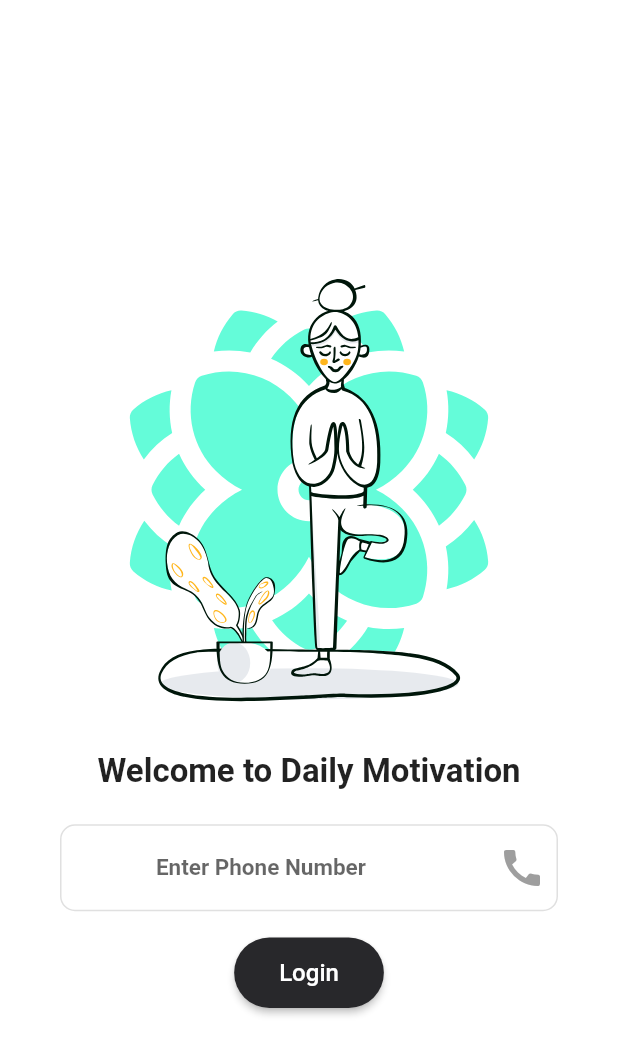
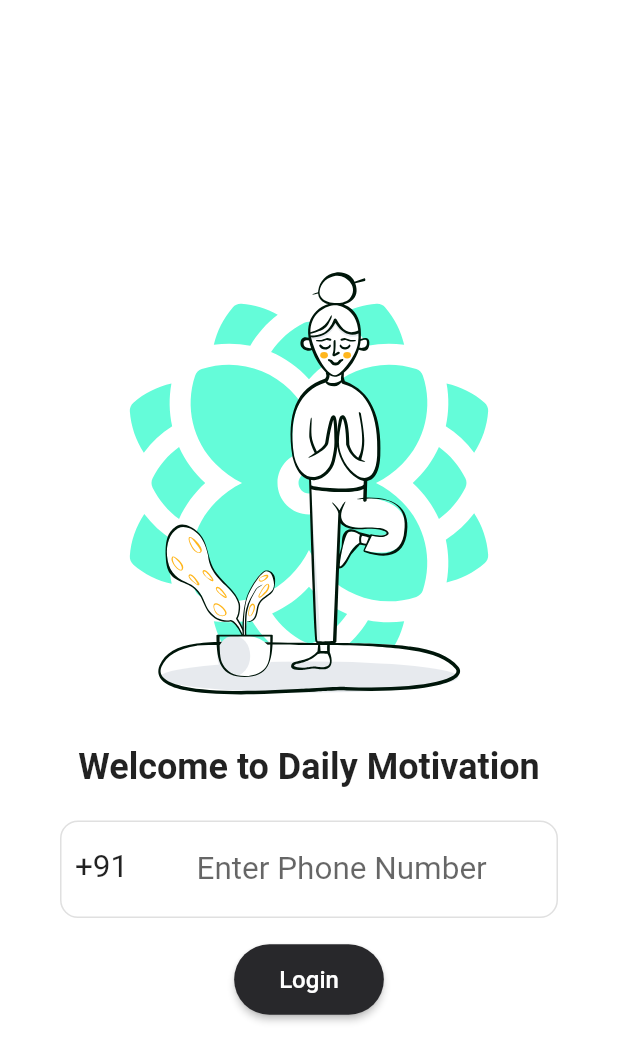
Before and after one commit to motivado-app/app, a Flutter app: the screen it shows after launch, on a phone screen of 412 x 824 dp. Shown: the top 1062 px of the screen. Run offline on Flutter 3.47's test engine with Material 2 defaults, Android fonts, the phone set to English and light mode, and no system bars; our stand-ins replace firebase_auth, firebase_core, flutter_svg, otp_text_field; accounts and stored records are empty.

Commit message:
login UI made more comfortable

```diff
--- a/lib/screens/login_screen.dart
+++ b/lib/screens/login_screen.dart
@@ -101,7 +101,7 @@ class _LoginScreenState extends State<LoginScreen> {
                           child: const Text(
                             'Welcome to Daily Motivation',
                             style: TextStyle(
-                              fontSize: 22,
+                              fontSize: 24,
                               fontWeight: FontWeight.bold,
                             ),
                           ),
@@ -112,38 +112,40 @@ class _LoginScreenState extends State<LoginScreen> {
                             vertical: 2,
                           ),
                           child: TextField(
+                            textAlign: TextAlign.center,
                             controller: _phNum,
                             style: const TextStyle(
-                              fontSize: 15,
-                              fontWeight: FontWeight.bold,
-                              color: Colors.black87,
+                              fontSize: 21,
+                              fontWeight: FontWeight.w400,
+                              color: Colors.black,
                             ),
                             keyboardType: TextInputType.phone,
                             decoration: InputDecoration(
+                              //prefixText: '+91',
                               hintText: 'Enter Phone Number',
                               enabledBorder: OutlineInputBorder(
                                   borderSide:
                                       const BorderSide(color: Colors.black12),
-                                  borderRadius: BorderRadius.circular(10)),
+                                  borderRadius: BorderRadius.circular(12)),
                               focusedBorder: OutlineInputBorder(
                                   borderSide:
                                       const BorderSide(color: Colors.black12),
-                                  borderRadius: BorderRadius.circular(10)),
-                              prefix: const Padding(
-                                padding: EdgeInsets.symmetric(horizontal: 8),
+                                  borderRadius: BorderRadius.circular(12)),
+                              prefixIcon: const Padding(
+                                padding: EdgeInsets.all(10),
                                 child: Text(
-                                  '(+91)',
+                                  '+91',
                                   style: TextStyle(
-                                    fontSize: 15,
-                                    fontWeight: FontWeight.bold,
+                                    fontSize: 21,
+                                    fontWeight: FontWeight.w400,
                                   ),
                                 ),
                               ),
-                              suffixIcon: const Icon(
-                                Icons.call,
-                                color: Colors.grey,
-                                size: 32,
-                              ),
+                              // prefixIcon: const Icon(
+                              //   Icons.call,
+                              //   color: Colors.grey,
+                              //   size: 32,
+                              // ),
                             ),
                           ),
                         ),
```
